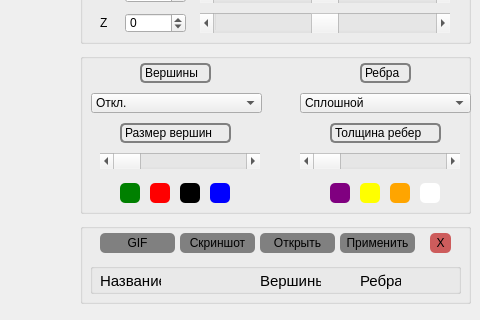
This is src/front/mainwindow.ui in fatkheev/3DViewer as Qt 5 draws it before an edit; both pictures show x 580 to 1060 and y 377 to 697 of the 1060 by 697 pixel window. The edited form follows.
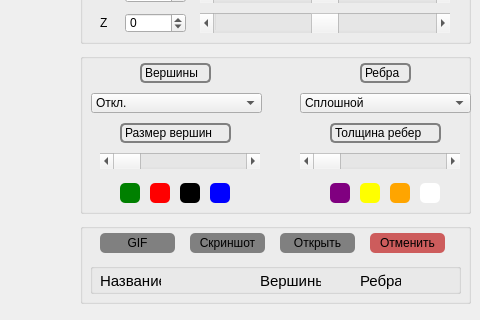
This is the edited form. Custom widgets are drawn as their Qt base class.

```diff
--- a/src/front/mainwindow.ui
+++ b/src/front/mainwindow.ui
@@ -1107,9 +1107,9 @@
     <widget class="QPushButton" name="clean">
      <property name="geometry">
       <rect>
-       <x>350</x>
+       <x>290</x>
        <y>10</y>
-       <width>21</width>
+       <width>75</width>
        <height>20</height>
       </rect>
      </property>
@@ -1126,7 +1126,7 @@
 </string>
      </property>
      <property name="text">
-      <string>Х</string>
+      <string>Отменить</string>
      </property>
     </widget>
     <widget class="QGroupBox" name="groupBox_5">
@@ -1262,7 +1262,7 @@
     <widget class="QPushButton" name="screenshot">
      <property name="geometry">
       <rect>
-       <x>100</x>
+       <x>110</x>
        <y>10</y>
        <width>75</width>
        <height>20</height>
@@ -1312,7 +1312,7 @@
     <widget class="QPushButton" name="open_file">
      <property name="geometry">
       <rect>
-       <x>180</x>
+       <x>200</x>
        <y>10</y>
        <width>75</width>
        <height>20</height>
@@ -1334,31 +1334,6 @@
       <string>Открыть</string>
      </property>
     </widget>
-    <widget class="QPushButton" name="get_settings">
-     <property name="geometry">
-      <rect>
-       <x>260</x>
-       <y>10</y>
-       <width>75</width>
-       <height>20</height>
-      </rect>
-     </property>
-     <property name="styleSheet">
-      <string notr="true">QPushButton {
-   background-color: #808080;
-border-radius: 5px;
-}
-
-QPushButton:pressed {
-    background-color: #1E90FF;
-
-}
-</string>
-     </property>
-     <property name="text">
-      <string>Применить</string>
-     </property>
-    </widget>
    </widget>
    <widget class="QLabel" name="label_14">
     <property name="geometry">
```
